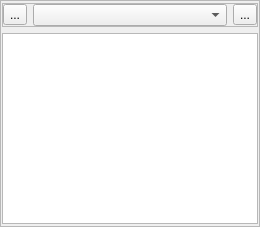
The window that librecad/src/ui/dock_widgets/pen_wizard/colorwizard.ui (LibreCAD/LibreCAD) describes before a commit, drawn with Qt 5.
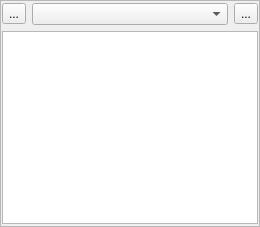
The same window after the commit. Icons and pictures are not drawn. Custom widgets are drawn as their Qt base class.

Patch:
```diff
--- a/librecad/src/ui/dock_widgets/pen_wizard/colorwizard.ui
+++ b/librecad/src/ui/dock_widgets/pen_wizard/colorwizard.ui
@@ -35,7 +35,7 @@
    <item>
     <widget class="QFrame" name="frame_0">
      <property name="frameShape">
-      <enum>QFrame::StyledPanel</enum>
+      <enum>QFrame::NoFrame</enum>
      </property>
      <property name="frameShadow">
       <enum>QFrame::Raised</enum>
```
Left out of the diff: 4 changed lines with no effect on the pictures.
